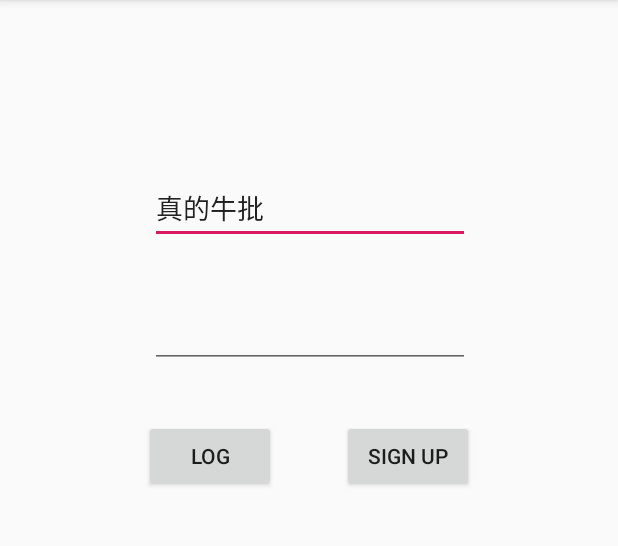
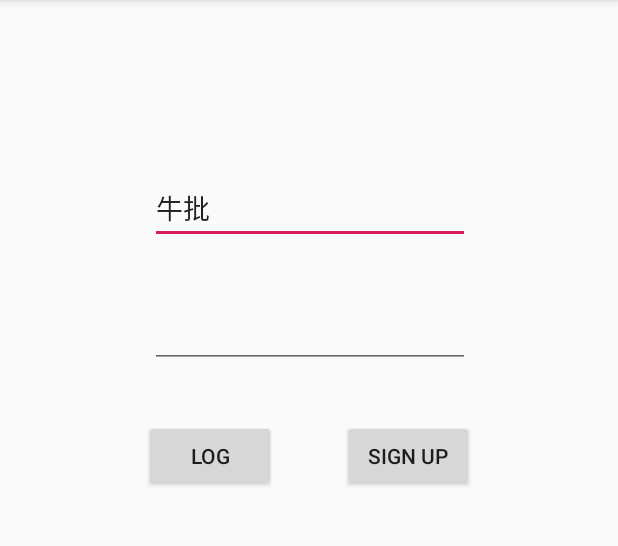
Before and after one commit to Mr-Bright/android_lessons, an Android app: the screen it shows after launch (MainActivity), on a phone screen of 412 x 824 dp, the part 84-630 px from its top. Run offline under Robolectric (Android 15) with nearby library versions, the phone set to English and light mode, and no system bars; Roboto replaces fonts that are not available here.

Commit message:
First try

```diff
--- a/app/src/main/java/com/example/first_try/MainActivity.java
+++ b/app/src/main/java/com/example/first_try/MainActivity.java
@@ -18,7 +18,7 @@ public class MainActivity extends AppCompatActivity {
         setContentView(R.layout.activity_main);
         Button button = findViewById(R.id.log);
         final EditText editText = findViewById(R.id.editText);
-        editText.setText("真的牛批");
+        editText.setText("牛批");
         /*
         Intent intent = new Intent(MainActivity.this,MusicServer.class);
         startService(intent);
```
